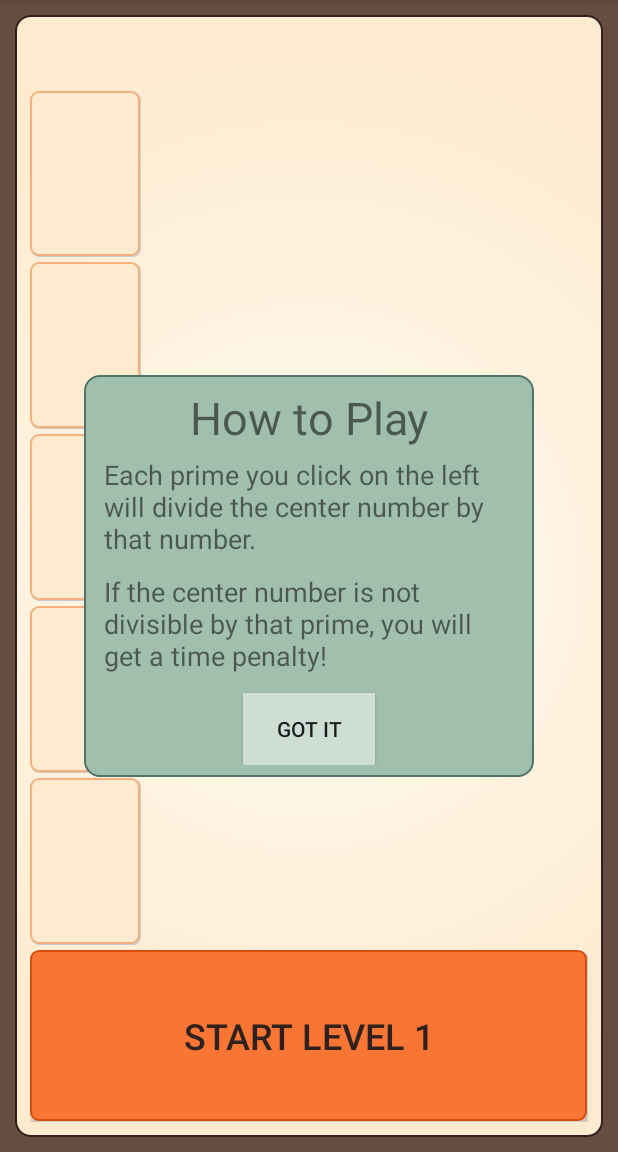
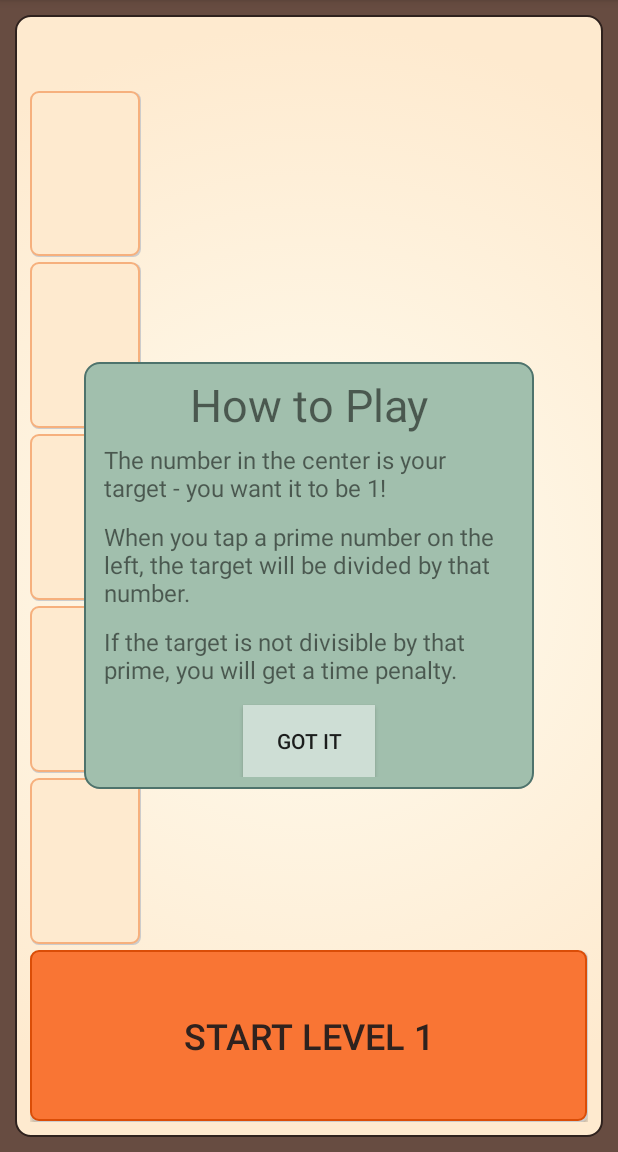
Before and after one commit to taly/Primer, an Android app: the screen it shows after launch (MainActivity), after a tap on "Help", on a phone screen of 412 x 824 dp, the part 84-1236 px from its top. Run offline under Robolectric (Android 15) with nearby library versions, the phone set to English and light mode, and no system bars.

Commit message:
Minor fixes

```diff
--- a/app/src/main/java/com/example/trabinerson/primer/MainActivity.java
+++ b/app/src/main/java/com/example/trabinerson/primer/MainActivity.java
@@ -181,6 +181,10 @@ public class MainActivity extends AppCompatActivity {
         if ((visible && mViewHolder.mHelpBubble.getVisibility() == View.VISIBLE) ||
                 (!visible && mViewHolder.mHelpBubble.getVisibility() == View.INVISIBLE)) {
             return;
+        }
+
+        if (visible) {
+            mViewHolder.mLoseFrame.setVisibility(View.INVISIBLE);
         }
 
         float fromX = visible ? 0 : 1;
--- a/app/src/main/res/layout/activity_main.xml
+++ b/app/src/main/res/layout/activity_main.xml
@@ -39,7 +39,6 @@
                 android:text=""
                 android:id="@+id/textview_level"
                 android:layout_gravity="center_horizontal" />
-
 
             <LinearLayout
                 android:layout_width="match_parent"
@@ -180,7 +179,7 @@
             android:background="@drawable/help_bubble"
             android:padding="8dp"
             android:visibility="invisible"
-            tools:visibility="visible">
+            tools:visibility="gone">
             <TextView
                 android:layout_width="match_parent"
                 android:layout_height="wrap_content"
@@ -193,6 +192,9 @@
             <TextView
                 style="@style/HelpBubbleText"
                 android:text="@string/help_p2"/>
+            <TextView
+                style="@style/HelpBubbleText"
+                android:text="@string/help_p3"/>
             <Button
                 android:layout_width="wrap_content"
                 android:layout_height="wrap_content"
@@ -210,20 +212,23 @@
             android:visibility="invisible">
 
             <ImageView
-                android:layout_width="373dp"
-                android:layout_height="373dp"
+                android:layout_width="350dp"
+                android:layout_height="350dp"
+                android:paddingLeft="10dp"
+                android:paddingTop="15dp"
                 android:id="@+id/imageView"
                 android:src="@drawable/grumpycat"
-                android:layout_gravity="center"
-                android:text="NO"/>
+                android:layout_gravity="center" />
 
             <TextView
                 android:layout_width="wrap_content"
                 android:layout_height="wrap_content"
-                android:text="YOU HAVE LOST."
+                android:text="@string/loss_text"
                 android:textAppearance="?android:attr/textAppearanceLarge"
+                android:textStyle="bold"
                 android:textSize="30dp"
-                android:paddingBottom="40dp"
+                android:textColor="@color/lossColor"
+                android:paddingBottom="35dp"
                 android:layout_gravity="center_horizontal|bottom" />
 
         </FrameLayout>
--- a/app/src/main/res/values/colors.xml
+++ b/app/src/main/res/values/colors.xml
@@ -20,6 +20,8 @@
     <color name="helpButtonColor">#ceded5</color>
     <color name="helpBubbleStroke">#4e736c</color>
 
+    <color name="lossColor">#2f221e</color>
+
     <color name="timer1">#F97534</color>
 
 </resources>
--- a/app/src/main/res/values/strings.xml
+++ b/app/src/main/res/values/strings.xml
@@ -3,7 +3,9 @@
 
     <string name="action_settings">Settings</string>
     <string name="help_title">How to Play</string>
-    <string name="help_p1">Each prime you click on the left will divide the center number by that number.</string>
-    <string name="help_p2">If the center number is not divisible by that prime, you will get a time penalty!</string>
+    <string name="help_p1">The number in the center is your target - you want it to be 1!</string>
+    <string name="help_p2">When you tap a prime number on the left, the target will be divided by that number.</string>
+    <string name="help_p3">If the target is not divisible by that prime, you will get a time penalty.</string>
     <string name="help_button">Got it</string>
+    <string name="loss_text">YOU HAVE LOST.</string>
 </resources>
--- a/app/src/main/res/values/styles.xml
+++ b/app/src/main/res/values/styles.xml
@@ -20,7 +20,7 @@
         <item name="android:layout_width">match_parent</item>
         <item name="android:layout_height">wrap_content</item>
         <item name="android:gravity">left</item>
-        <item name="android:textSize">18sp</item>
+        <item name="android:textSize">16sp</item>
         <item name="android:padding">5dp</item>
     </style>
 
```
